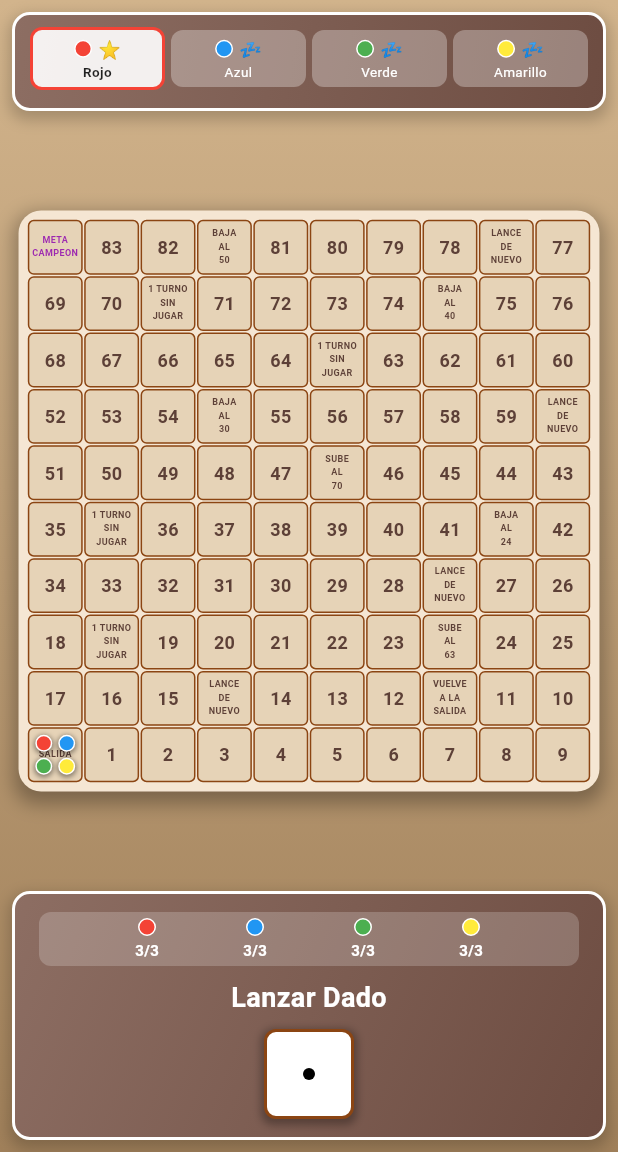
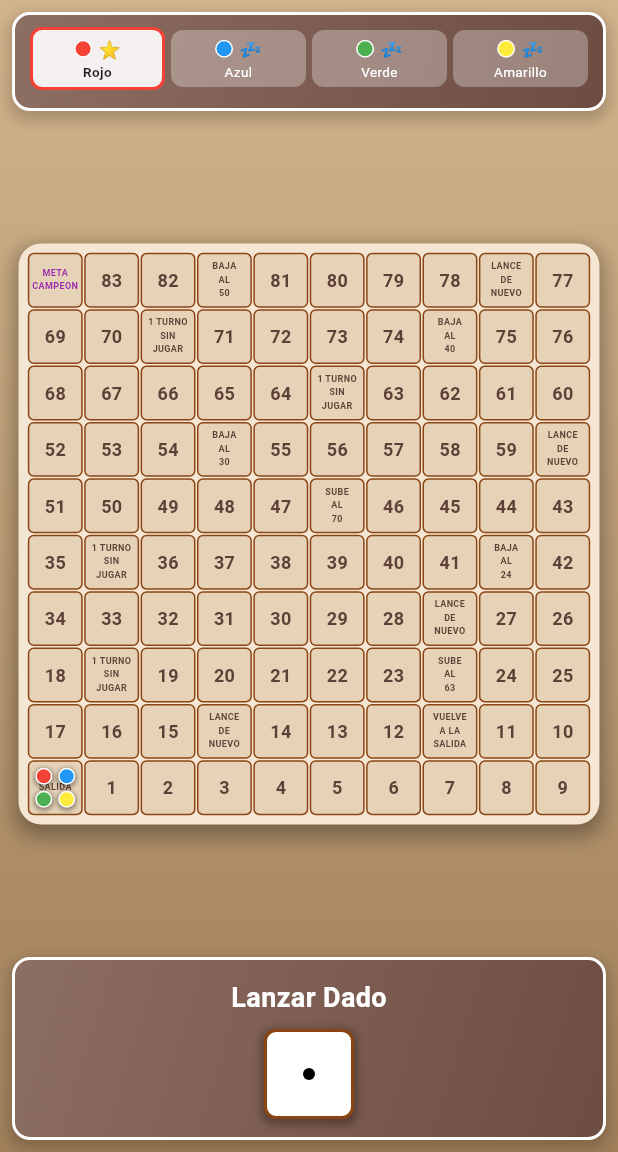
Before and after one commit to hairodiaz/parchis_reverse_flutterApp, a Flutter app: the ParchisBoard screen opened directly, on a phone screen of 412 x 824 dp, the part 84-1236 px from its top. Run offline on Flutter 3.47's test engine with Material 3 defaults, Android fonts, the phone set to English and light mode, and no system bars.

Commit message:
MEJORAS UX: Eliminada barra de cambios, countdown a 5s, pausa de 2s antes de mover ficha

```diff
--- a/lib/main.dart
+++ b/lib/main.dart
@@ -968,7 +968,7 @@ class _ParchisBoardState extends State<ParchisBoard> with TickerProviderStateMix
   bool isDecisionTime = false; // ¿Está el jugador decidiendo si cambiar?
   int currentDiceResult = 0; // Resultado actual del dado
   Timer? _decisionTimer; // Timer para auto-continuar
-  int decisionCountdown = 3; // Countdown de 3 segundos
+  int decisionCountdown = 5; // Countdown de 5 segundos
 
   // �👤 SISTEMA DE PERFILES DE JUGADORES
 
@@ -1095,7 +1095,7 @@ class _ParchisBoardState extends State<ParchisBoard> with TickerProviderStateMix
     setState(() {
       isDecisionTime = true;
       currentDiceResult = diceResult;
-      decisionCountdown = 3;
+      decisionCountdown = 5; // Cambiado de 3 a 5 segundos
     });
 
     // Si es CPU, tomar decisión automática
@@ -1211,8 +1211,11 @@ class _ParchisBoardState extends State<ParchisBoard> with TickerProviderStateMix
   void _continueWithDiceResult(int finalResult) {
     setState(() {
       diceValue = finalResult;
-    });
-
+      isMoving = true; // Asegurar que el dado esté bloqueado
+    });
+
+    // Pausa de 2 segundos antes de empezar el movimiento para evitar sensación de "cargado"
+    Timer(const Duration(milliseconds: 2000), () {
       Timer(const Duration(milliseconds: 200), () {
         bool hasThreats = _checkAndShowThreatMessage(finalResult);
 
@@ -1231,6 +1234,7 @@ class _ParchisBoardState extends State<ParchisBoard> with TickerProviderStateMix
             _moveCurrentPlayerPiece(finalResult);
           });
         }
+      });
     });
   }
 
@@ -2465,45 +2469,7 @@ class _ParchisBoardState extends State<ParchisBoard> with TickerProviderStateMix
                   ),
                   child: Column(
                     children: [
-                      // Fila de cambios disponibles para todos los jugadores
-                      Container(
-                        padding: const EdgeInsets.symmetric(horizontal: 8, vertical: 4),
-                        margin: const EdgeInsets.only(bottom: 8),
-                        decoration: BoxDecoration(
-                          color: Colors.white.withOpacity(0.2),
-                          borderRadius: BorderRadius.circular(8),
-                        ),
-                        child: Row(
-                          mainAxisAlignment: MainAxisAlignment.spaceEvenly,
-                          children: List.generate(widget.numPlayers, (index) {
-                            return Column(
-                              mainAxisSize: MainAxisSize.min,
-                              children: [
-                                Container(
-                                  width: 12,
-                                  height: 12,
-                                  decoration: BoxDecoration(
-                                    color: _getPlayerColor(index),
-                                    shape: BoxShape.circle,
-                                    border: Border.all(color: Colors.white, width: 1),
-                                  ),
-                                ),
-                                const SizedBox(height: 2),
-                                Text(
-                                  '${remainingChanges[index]}/3',
-                                  style: const TextStyle(
-                                    fontSize: 10,
-                                    fontWeight: FontWeight.bold,
-                                    color: Colors.white,
-                                  ),
-                                ),
-                              ],
-                            );
-                          }),
-                        ),
-                      ),
-
-                      // Área principal del dado
+                      // Área principal del dado (sin barra de cambios)
                       Row(
                         mainAxisAlignment: MainAxisAlignment.center,
                         children: [
@@ -2558,6 +2524,13 @@ class _ParchisBoardState extends State<ParchisBoard> with TickerProviderStateMix
                                     style: const TextStyle(
                                       fontSize: 16,
                                       fontWeight: FontWeight.bold,
+                                      color: Colors.white,
+                                    ),
+                                  ),
+                                  Text(
+                                    'Cambios: ${remainingChanges[currentPlayerIndex]}',
+                                    style: const TextStyle(
+                                      fontSize: 10,
                                       color: Colors.white,
                                     ),
                                   ),
```
Lines whose indentation alone changed are shown as unchanged.
